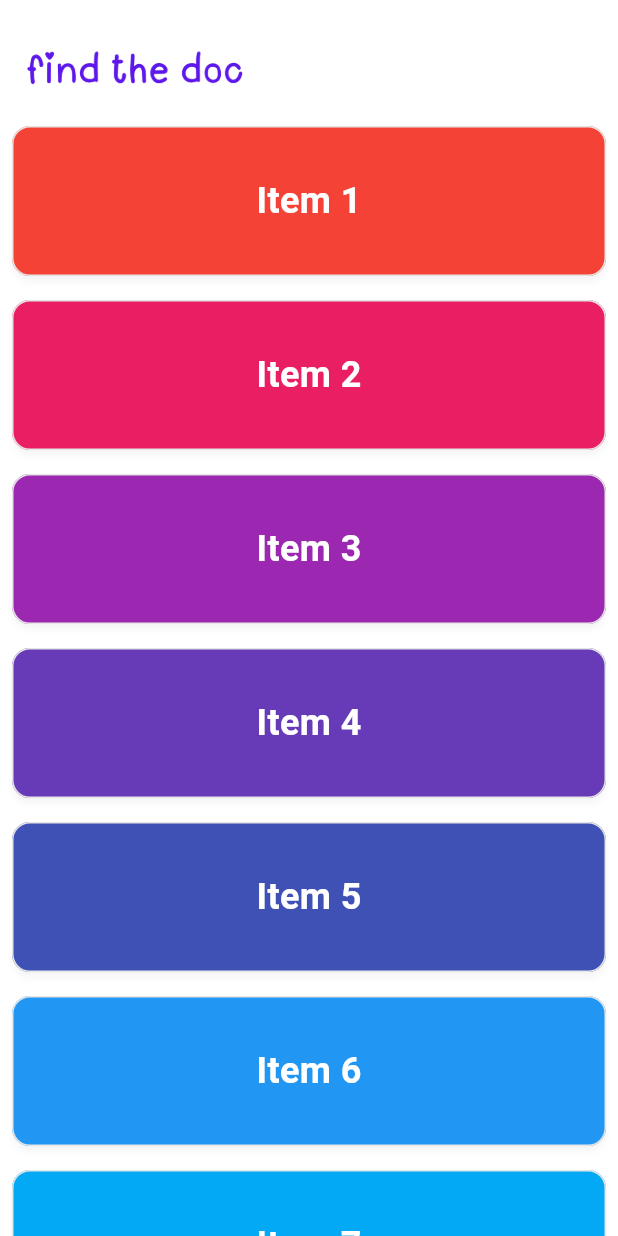
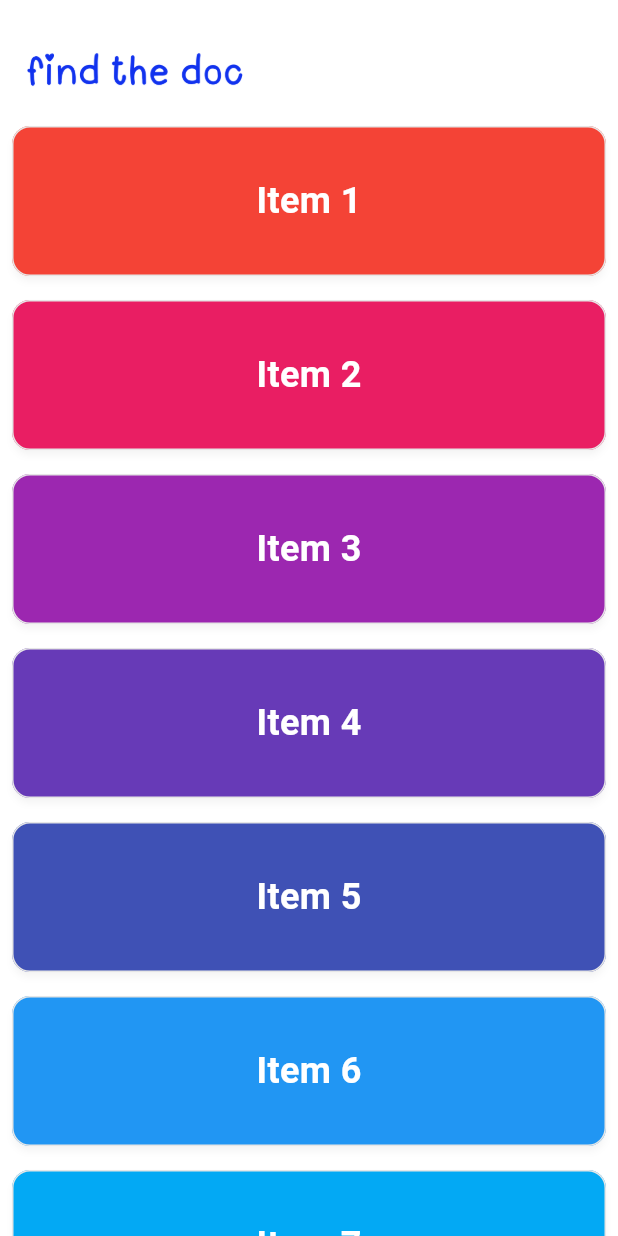
Before and after one commit to sourav-ganguly/doctor-finder, a Flutter app: the screen it shows after launch, item 3 of the bottom bar chosen, after a tap on "Sliver Appbar Demo", on a phone screen of 412 x 824 dp. Run offline on Flutter 3.47's test engine with Material 3 defaults, Android fonts, the phone set to English and light mode, and no system bars; our stand-ins replace flutter_riverpod.

Commit message:
Refactor Doctor Finder screen and update app bar and theme
- Replaced logo asset with new 'logo_appbar.png'
- Updated home app bar to use new logo
- Converted DoctorFinderScreen to use CustomScrollView with SliverAppBar
- Simplified OrionDoctorSearchCard by removing unused title
- Updated theme colors for surfaceBrand and surfaceCard
- Removed redundant OrionHomeAppBar definition from SliverAppbarScreen

```diff
--- a/lib/common_ui/home_app_bar.dart
+++ b/lib/common_ui/home_app_bar.dart
@@ -19,7 +19,7 @@ class OrionHomeAppBar extends StatelessWidget {
       automaticallyImplyLeading: false,
       flexibleSpace: FlexibleSpaceBar(
         title: Image.asset(
-          'assets/logo_top_2.png',
+          'assets/logo_appbar.png',
           width: 180,
           height: 45,
         ),
--- a/lib/core/theme/app_theme.dart
+++ b/lib/core/theme/app_theme.dart
@@ -194,8 +194,8 @@ class OrionColors {
   static const Color surface2 = neutral50;
   static const Color surface3 = neutral100;
   static const Color surfaceInverse = neutral900;
-  static const Color surfaceBrand = litmus500;
-  static const Color surfaceCard = litmus100;
+  static const Color surfaceBrand = Color(0xFF1132EE);
+  static const Color surfaceCard = litmus25;
 
   // Surface Semantic Colors
   static const Color surfaceSuccess = green50;
--- a/lib/features/demo_screen/screens/sliver_appbar_screen.dart
+++ b/lib/features/demo_screen/screens/sliver_appbar_screen.dart
@@ -1,38 +1,5 @@
-import 'package:doctor_finder/core/theme/app_theme.dart';
+import 'package:doctor_finder/common_ui/home_app_bar.dart';
 import 'package:flutter/material.dart';
-
-class OrionHomeAppBar extends StatelessWidget {
-  const OrionHomeAppBar({super.key});
-
-  @override
-  Widget build(BuildContext context) {
-    return SliverAppBar(
-      floating: true,
-      snap: true,
-      pinned: false,
-      stretch: true,
-      toolbarHeight: kToolbarHeight + 20,
-      elevation: 8,
-      shadowColor: Colors.black,
-      backgroundColor: Colors.white,
-      foregroundColor: OrionColors.textBrand,
-      automaticallyImplyLeading: false,
-      flexibleSpace: FlexibleSpaceBar(
-        title: Image.asset(
-          'assets/logo_top_2.png',
-          width: 180,
-          height: 45,
-        ),
-        background: Container(
-          color: Colors.white,
-        ),
-        stretchModes: const [
-          StretchMode.zoomBackground,
-        ],
-      ),
-    );
-  }
-}
 
 class SliverAppbarScreen extends StatelessWidget {
   final List<Color> randomColors = Colors.primaries;
--- a/lib/features/doctor_finder/screens/doctor_finder_screen.dart
+++ b/lib/features/doctor_finder/screens/doctor_finder_screen.dart
@@ -1,3 +1,4 @@
+import 'package:doctor_finder/common_ui/home_app_bar.dart';
 import 'package:flutter/material.dart';
 import 'package:flutter_riverpod/flutter_riverpod.dart';
 
@@ -34,28 +35,26 @@ class _DoctorFinderScreenState extends ConsumerState<DoctorFinderScreen> {
     return GestureDetector(
       onTap: () => FocusScope.of(context).unfocus(),
       child: Scaffold(
-        appBar: AppBar(
-          title: const Text(
-            'Doctor Finder',
-            // style: TextStyle(color: Colors.white),
-          ),
-          // backgroundColor: theme.primaryColor,
-          automaticallyImplyLeading: false,
-        ),
-        body: ListView(
-          children: [
-            OrionDoctorSearchCard(
+        body: CustomScrollView(
+          slivers: [
+            const OrionHomeAppBar(),
+            SliverToBoxAdapter(
+              child: OrionDoctorSearchCard(
                 controller: _searchController,
                 onSearchPressed: _handleSearch,
               ),
+            ),
             doctorsAsync.when(
-              loading: () => const Padding(
+              loading: () => const SliverToBoxAdapter(
+                child: Padding(
                   padding: EdgeInsets.all(16),
                   child: Center(
                     child: CircularProgressIndicator(),
                   ),
                 ),
-              error: (error, stackTrace) => Padding(
+              ),
+              error: (error, stackTrace) => SliverToBoxAdapter(
+                child: Padding(
                   padding: const EdgeInsets.all(16),
                   child: Text(
                     'Error: ${error.toString()}',
@@ -64,10 +63,14 @@ class _DoctorFinderScreenState extends ConsumerState<DoctorFinderScreen> {
                         ),
                   ),
                 ),
-              data: (doctors) => Column(
-                children: doctors
-                    .map((doctor) => OrionDoctorListItemCard(doctor: doctor))
-                    .toList(),
+              ),
+              data: (doctors) => SliverList(
+                delegate: SliverChildBuilderDelegate(
+                  (context, index) => OrionDoctorListItemCard(
+                    doctor: doctors[index],
+                  ),
+                  childCount: doctors.length,
+                ),
               ),
             ),
           ],
--- a/lib/features/doctor_finder/widgets/orion_doctor_search_card.dart
+++ b/lib/features/doctor_finder/widgets/orion_doctor_search_card.dart
@@ -13,7 +13,7 @@ class OrionDoctorSearchCard extends StatelessWidget {
 
   @override
   Widget build(BuildContext context) {
-    final theme = Theme.of(context);
+    // final theme = Theme.of(context);
 
     return Card(
       margin: const EdgeInsets.all(16),
@@ -22,11 +22,11 @@ class OrionDoctorSearchCard extends StatelessWidget {
         child: Column(
           crossAxisAlignment: CrossAxisAlignment.stretch,
           children: [
-            Text(
-              'Find a Doctor',
-              style: theme.textTheme.titleLarge,
-            ),
-            const SizedBox(height: 16),
+            // Text(
+            //   'Find a Doctor',
+            //   style: theme.textTheme.titleLarge,
+            // ),
+            // const SizedBox(height: 16),
             TextField(
               controller: controller,
               maxLines: 5,
```
Also changed, not shown: assets/logo_appbar.png (added), assets/logo_top.png (deleted). Lines whose indentation alone changed are shown as unchanged.
